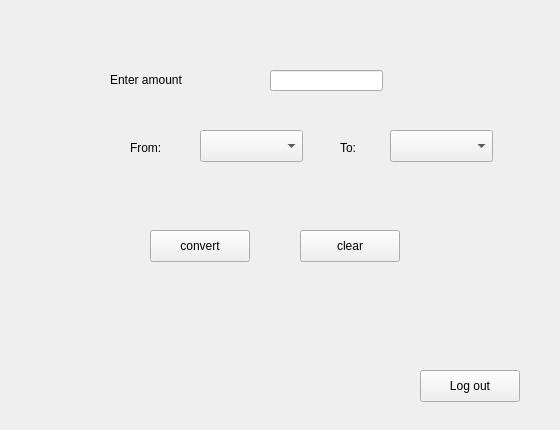
This is QTCreator/mainwindow.ui in nnaeyno/exchange-PyQt5 as Qt 5 draws it before an edit. The edited form follows.
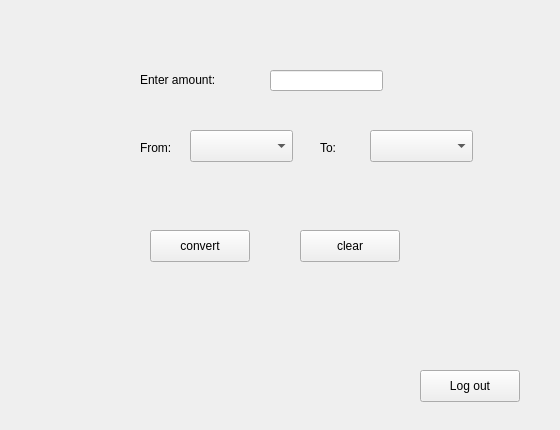
This is the edited form.

The edit to the form file:
```diff
--- a/QTCreator/mainwindow.ui
+++ b/QTCreator/mainwindow.ui
@@ -46,20 +46,20 @@
      <widget class="QLabel" name="enter_amount">
       <property name="geometry">
        <rect>
-        <x>110</x>
+        <x>140</x>
         <y>60</y>
-        <width>131</width>
+        <width>101</width>
         <height>20</height>
        </rect>
       </property>
       <property name="text">
-       <string>Enter amount</string>
+       <string>Enter amount:</string>
       </property>
      </widget>
      <widget class="QComboBox" name="from_box">
       <property name="geometry">
        <rect>
-        <x>200</x>
+        <x>190</x>
         <y>120</y>
         <width>103</width>
         <height>32</height>
@@ -69,7 +69,7 @@
      <widget class="QComboBox" name="to_box">
       <property name="geometry">
        <rect>
-        <x>390</x>
+        <x>370</x>
         <y>120</y>
         <width>103</width>
         <height>32</height>
@@ -105,7 +105,7 @@
      <widget class="QLabel" name="from_label">
       <property name="geometry">
        <rect>
-        <x>130</x>
+        <x>140</x>
         <y>130</y>
         <width>58</width>
         <height>16</height>
@@ -118,7 +118,7 @@
      <widget class="QLabel" name="to_label">
       <property name="geometry">
        <rect>
-        <x>340</x>
+        <x>320</x>
         <y>130</y>
         <width>58</width>
         <height>16</height>
```
Left out of the diff: 13 changed lines with no effect on the pictures.
